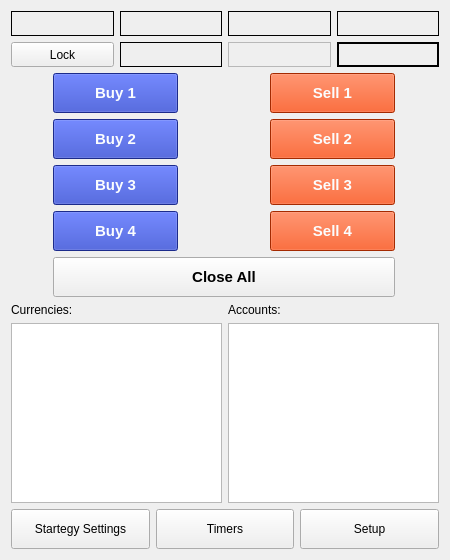
Above: sources/FrontEnd/WilliamCarryFronEndModule/WilliamCarryMultiBrokerWidget.ui from alimogh/trdk before the change. Below: the same form after it.
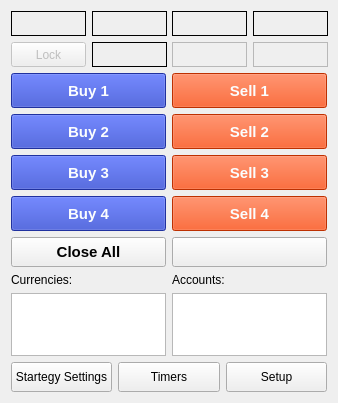
That is the form after the change.

Commit message: [WilliamCarry] Added trading security widget.

```diff
--- a/sources/FrontEnd/WilliamCarryFronEndModule/WilliamCarryMultiBrokerWidget.ui
+++ b/sources/FrontEnd/WilliamCarryFronEndModule/WilliamCarryMultiBrokerWidget.ui
@@ -6,31 +6,16 @@
    <rect>
     <x>0</x>
     <y>0</y>
-    <width>450</width>
-    <height>560</height>
+    <width>338</width>
+    <height>403</height>
    </rect>
   </property>
-  <property name="sizePolicy">
-   <sizepolicy hsizetype="Fixed" vsizetype="Fixed">
-    <horstretch>0</horstretch>
-    <verstretch>0</verstretch>
-   </sizepolicy>
-  </property>
   <property name="minimumSize">
    <size>
-    <width>450</width>
-    <height>560</height>
+    <width>338</width>
+    <height>403</height>
    </size>
   </property>
-  <property name="maximumSize">
-   <size>
-    <width>450</width>
-    <height>560</height>
-   </size>
-  </property>
-  <property name="windowTitle">
-   <string>Form</string>
-  </property>
   <layout class="QVBoxLayout" name="verticalLayout">
    <item>
     <layout class="QGridLayout" name="pricesLayout">
@@ -44,7 +29,7 @@
        </property>
        <property name="minimumSize">
         <size>
-         <width>85</width>
+         <width>75</width>
          <height>25</height>
         </size>
        </property>
@@ -74,7 +59,7 @@
        </property>
        <property name="minimumSize">
         <size>
-         <width>85</width>
+         <width>75</width>
          <height>25</height>
         </size>
        </property>
@@ -104,7 +89,7 @@
        </property>
        <property name="minimumSize">
         <size>
-         <width>100</width>
+         <width>75</width>
          <height>25</height>
         </size>
        </property>
@@ -134,7 +119,7 @@
        </property>
        <property name="minimumSize">
         <size>
-         <width>100</width>
+         <width>75</width>
          <height>25</height>
         </size>
        </property>
@@ -157,28 +142,6 @@
        </property>
       </widget>
      </item>
-     <item row="1" column="0">
-      <widget class="QPushButton" name="lock">
-       <property name="sizePolicy">
-        <sizepolicy hsizetype="Preferred" vsizetype="Fixed">
-         <horstretch>0</horstretch>
-         <verstretch>0</verstretch>
-        </sizepolicy>
-       </property>
-       <property name="minimumSize">
-        <size>
-         <width>85</width>
-         <height>25</height>
-        </size>
-       </property>
-       <property name="text">
-        <string>Lock</string>
-       </property>
-       <property name="checkable">
-        <bool>true</bool>
-       </property>
-      </widget>
-     </item>
      <item row="1" column="1">
       <widget class="QLabel" name="lockedTime">
        <property name="sizePolicy">
@@ -189,7 +152,7 @@
        </property>
        <property name="minimumSize">
         <size>
-         <width>85</width>
+         <width>75</width>
          <height>25</height>
         </size>
        </property>
@@ -219,7 +182,7 @@
        </property>
        <property name="minimumSize">
         <size>
-         <width>100</width>
+         <width>75</width>
          <height>25</height>
         </size>
        </property>
@@ -249,7 +212,7 @@
        </property>
        <property name="minimumSize">
         <size>
-         <width>100</width>
+         <width>75</width>
          <height>25</height>
         </size>
        </property>
@@ -259,49 +222,53 @@
         </font>
        </property>
        <property name="frameShape">
-        <enum>QFrame::WinPanel</enum>
+        <enum>QFrame::StyledPanel</enum>
        </property>
        <property name="frameShadow">
         <enum>QFrame::Plain</enum>
        </property>
-       <property name="scaledContents">
-        <bool>true</bool>
-       </property>
        <property name="alignment">
         <set>Qt::AlignCenter</set>
        </property>
       </widget>
      </item>
+     <item row="1" column="0">
+      <widget class="QPushButton" name="lock">
+       <property name="enabled">
+        <bool>false</bool>
+       </property>
+       <property name="sizePolicy">
+        <sizepolicy hsizetype="Preferred" vsizetype="Fixed">
+         <horstretch>0</horstretch>
+         <verstretch>0</verstretch>
+        </sizepolicy>
+       </property>
+       <property name="minimumSize">
+        <size>
+         <width>75</width>
+         <height>25</height>
+        </size>
+       </property>
+       <property name="text">
+        <string>Lock</string>
+       </property>
+       <property name="checkable">
+        <bool>true</bool>
+       </property>
+      </widget>
+     </item>
     </layout>
    </item>
    <item>
     <layout class="QGridLayout" name="actionsLayout">
-     <property name="horizontalSpacing">
-      <number>50</number>
-     </property>
-     <property name="verticalSpacing">
-      <number>6</number>
-     </property>
-     <item row="0" column="0">
-      <widget class="QPushButton" name="buy1">
-       <property name="sizePolicy">
-        <sizepolicy hsizetype="Fixed" vsizetype="Fixed">
-         <horstretch>0</horstretch>
-         <verstretch>0</verstretch>
-        </sizepolicy>
-       </property>
+     <item row="4" column="0">
+      <widget class="QPushButton" name="closeAll">
        <property name="minimumSize">
         <size>
-         <width>125</width>
-         <height>40</height>
+         <width>0</width>
+         <height>30</height>
         </size>
        </property>
-       <property name="maximumSize">
-        <size>
-         <width>110</width>
-         <height>40</height>
-        </size>
-       </property>
        <property name="font">
         <font>
          <pointsize>11</pointsize>
@@ -309,35 +276,19 @@
          <bold>true</bold>
         </font>
        </property>
-       <property name="styleSheet">
-        <string notr="true">background-color: rgb(39, 60, 194);
-color: rgb(251, 253, 254);</string>
-       </property>
        <property name="text">
-        <string>Buy 1</string>
+        <string>Close All</string>
        </property>
       </widget>
      </item>
-     <item row="3" column="0">
-      <widget class="QPushButton" name="buy4">
-       <property name="sizePolicy">
-        <sizepolicy hsizetype="Fixed" vsizetype="Fixed">
-         <horstretch>0</horstretch>
-         <verstretch>0</verstretch>
-        </sizepolicy>
-       </property>
+     <item row="4" column="1">
+      <widget class="QPushButton" name="currentTradingSecurity">
        <property name="minimumSize">
         <size>
-         <width>125</width>
-         <height>40</height>
+         <width>0</width>
+         <height>30</height>
         </size>
        </property>
-       <property name="maximumSize">
-        <size>
-         <width>110</width>
-         <height>40</height>
-        </size>
-       </property>
        <property name="font">
         <font>
          <pointsize>11</pointsize>
@@ -345,33 +296,20 @@
          <bold>true</bold>
         </font>
        </property>
-       <property name="styleSheet">
-        <string notr="true">background-color: rgb(39, 60, 194);
-color: rgb(251, 253, 254);</string>
-       </property>
        <property name="text">
-        <string>Buy 4</string>
+        <string/>
        </property>
       </widget>
      </item>
-     <item row="0" column="1">
-      <widget class="QPushButton" name="sell1">
-       <property name="sizePolicy">
-        <sizepolicy hsizetype="Fixed" vsizetype="Fixed">
-         <horstretch>0</horstretch>
-         <verstretch>0</verstretch>
-        </sizepolicy>
+     <item row="1" column="1">
+      <widget class="QPushButton" name="sell2">
+       <property name="enabled">
+        <bool>false</bool>
        </property>
        <property name="minimumSize">
         <size>
-         <width>125</width>
-         <height>40</height>
-        </size>
-       </property>
-       <property name="maximumSize">
-        <size>
-         <width>110</width>
-         <height>40</height>
+         <width>0</width>
+         <height>35</height>
         </size>
        </property>
        <property name="font">
@@ -386,28 +324,19 @@
 color: rgb(251, 253, 254);</string>
        </property>
        <property name="text">
-        <string>Sell 1</string>
+        <string>Sell 2</string>
        </property>
       </widget>
      </item>
      <item row="2" column="0">
       <widget class="QPushButton" name="buy3">
-       <property name="sizePolicy">
-        <sizepolicy hsizetype="Fixed" vsizetype="Fixed">
-         <horstretch>0</horstretch>
-         <verstretch>0</verstretch>
-        </sizepolicy>
+       <property name="enabled">
+        <bool>false</bool>
        </property>
        <property name="minimumSize">
         <size>
-         <width>125</width>
-         <height>40</height>
-        </size>
-       </property>
-       <property name="maximumSize">
-        <size>
-         <width>110</width>
-         <height>40</height>
+         <width>0</width>
+         <height>35</height>
         </size>
        </property>
        <property name="font">
@@ -428,22 +357,13 @@
      </item>
      <item row="2" column="1">
       <widget class="QPushButton" name="sell3">
-       <property name="sizePolicy">
-        <sizepolicy hsizetype="Fixed" vsizetype="Fixed">
-         <horstretch>0</horstretch>
-         <verstretch>0</verstretch>
-        </sizepolicy>
+       <property name="enabled">
+        <bool>false</bool>
        </property>
        <property name="minimumSize">
         <size>
-         <width>125</width>
-         <height>40</height>
-        </size>
-       </property>
-       <property name="maximumSize">
-        <size>
-         <width>110</width>
-         <height>40</height>
+         <width>0</width>
+         <height>35</height>
         </size>
        </property>
        <property name="font">
@@ -462,24 +382,69 @@
        </property>
       </widget>
      </item>
+     <item row="3" column="0">
+      <widget class="QPushButton" name="buy4">
+       <property name="enabled">
+        <bool>false</bool>
+       </property>
+       <property name="minimumSize">
+        <size>
+         <width>0</width>
+         <height>35</height>
+        </size>
+       </property>
+       <property name="font">
+        <font>
+         <pointsize>11</pointsize>
+         <weight>75</weight>
+         <bold>true</bold>
+        </font>
+       </property>
+       <property name="styleSheet">
+        <string notr="true">background-color: rgb(39, 60, 194);
+color: rgb(251, 253, 254);</string>
+       </property>
+       <property name="text">
+        <string>Buy 4</string>
+       </property>
+      </widget>
+     </item>
+     <item row="0" column="1">
+      <widget class="QPushButton" name="sell1">
+       <property name="enabled">
+        <bool>false</bool>
+       </property>
+       <property name="minimumSize">
+        <size>
+         <width>0</width>
+         <height>35</height>
+        </size>
+       </property>
+       <property name="font">
+        <font>
+         <pointsize>11</pointsize>
+         <weight>75</weight>
+         <bold>true</bold>
+        </font>
+       </property>
+       <property name="styleSheet">
+        <string notr="true">background-color: rgb(230, 59, 1);
+color: rgb(251, 253, 254);</string>
+       </property>
+       <property name="text">
+        <string>Sell 1</string>
+       </property>
+      </widget>
+     </item>
      <item row="1" column="0">
       <widget class="QPushButton" name="buy2">
-       <property name="sizePolicy">
-        <sizepolicy hsizetype="Fixed" vsizetype="Fixed">
-         <horstretch>0</horstretch>
-         <verstretch>0</verstretch>
-        </sizepolicy>
+       <property name="enabled">
+        <bool>false</bool>
        </property>
        <property name="minimumSize">
         <size>
-         <width>125</width>
-         <height>40</height>
-        </size>
-       </property>
-       <property name="maximumSize">
-        <size>
-         <width>110</width>
-         <height>40</height>
+         <width>0</width>
+         <height>35</height>
         </size>
        </property>
        <property name="font">
@@ -498,24 +463,15 @@
        </property>
       </widget>
      </item>
-     <item row="1" column="1">
-      <widget class="QPushButton" name="sell2">
-       <property name="sizePolicy">
-        <sizepolicy hsizetype="Fixed" vsizetype="Fixed">
-         <horstretch>0</horstretch>
-         <verstretch>0</verstretch>
-        </sizepolicy>
+     <item row="0" column="0">
+      <widget class="QPushButton" name="buy1">
+       <property name="enabled">
+        <bool>false</bool>
        </property>
        <property name="minimumSize">
         <size>
-         <width>125</width>
-         <height>40</height>
-        </size>
-       </property>
-       <property name="maximumSize">
-        <size>
-         <width>110</width>
-         <height>40</height>
+         <width>0</width>
+         <height>35</height>
         </size>
        </property>
        <property name="font">
@@ -526,32 +482,23 @@
         </font>
        </property>
        <property name="styleSheet">
-        <string notr="true">background-color: rgb(230, 59, 1);
+        <string notr="true">background-color: rgb(39, 60, 194);
 color: rgb(251, 253, 254);</string>
        </property>
        <property name="text">
-        <string>Sell 2</string>
+        <string>Buy 1</string>
        </property>
       </widget>
      </item>
      <item row="3" column="1">
       <widget class="QPushButton" name="sell4">
-       <property name="sizePolicy">
-        <sizepolicy hsizetype="Fixed" vsizetype="Fixed">
-         <horstretch>0</horstretch>
-         <verstretch>0</verstretch>
-        </sizepolicy>
+       <property name="enabled">
+        <bool>false</bool>
        </property>
        <property name="minimumSize">
         <size>
-         <width>125</width>
-         <height>40</height>
-        </size>
-       </property>
-       <property name="maximumSize">
-        <size>
-         <width>110</width>
-         <height>40</height>
+         <width>0</width>
+         <height>35</height>
         </size>
        </property>
        <property name="font">
@@ -570,38 +517,6 @@
        </property>
       </widget>
      </item>
-     <item row="4" column="0" colspan="2">
-      <widget class="QPushButton" name="closeAll">
-       <property name="sizePolicy">
-        <sizepolicy hsizetype="Preferred" vsizetype="Fixed">
-         <horstretch>0</horstretch>
-         <verstretch>0</verstretch>
-        </sizepolicy>
-       </property>
-       <property name="minimumSize">
-        <size>
-         <width>0</width>
-         <height>40</height>
-        </size>
-       </property>
-       <property name="maximumSize">
-        <size>
-         <width>16777215</width>
-         <height>40</height>
-        </size>
-       </property>
-       <property name="font">
-        <font>
-         <pointsize>11</pointsize>
-         <weight>75</weight>
-         <bold>true</bold>
-        </font>
-       </property>
-       <property name="text">
-        <string>Close All</string>
-       </property>
-      </widget>
-     </item>
     </layout>
    </item>
    <item>
@@ -613,8 +528,8 @@
       <widget class="QListWidget" name="securityList">
        <property name="minimumSize">
         <size>
-         <width>140</width>
-         <height>120</height>
+         <width>60</width>
+         <height>60</height>
         </size>
        </property>
       </widget>
@@ -630,8 +545,8 @@
       <widget class="QListWidget" name="targetList">
        <property name="minimumSize">
         <size>
-         <width>140</width>
-         <height>120</height>
+         <width>60</width>
+         <height>60</height>
         </size>
        </property>
       </widget>
@@ -657,8 +572,8 @@
        </property>
        <property name="minimumSize">
         <size>
-         <width>110</width>
-         <height>40</height>
+         <width>0</width>
+         <height>30</height>
         </size>
        </property>
        <property name="maximumSize">
@@ -682,8 +597,8 @@
        </property>
        <property name="minimumSize">
         <size>
-         <width>110</width>
-         <height>40</height>
+         <width>0</width>
+         <height>30</height>
         </size>
        </property>
        <property name="maximumSize">
@@ -707,8 +622,8 @@
        </property>
        <property name="minimumSize">
         <size>
-         <width>110</width>
-         <height>40</height>
+         <width>0</width>
+         <height>30</height>
         </size>
        </property>
        <property name="maximumSize">
```
Left out of the diff: 1 changed line with no effect on the pictures. The commit also changes 3 other files.
